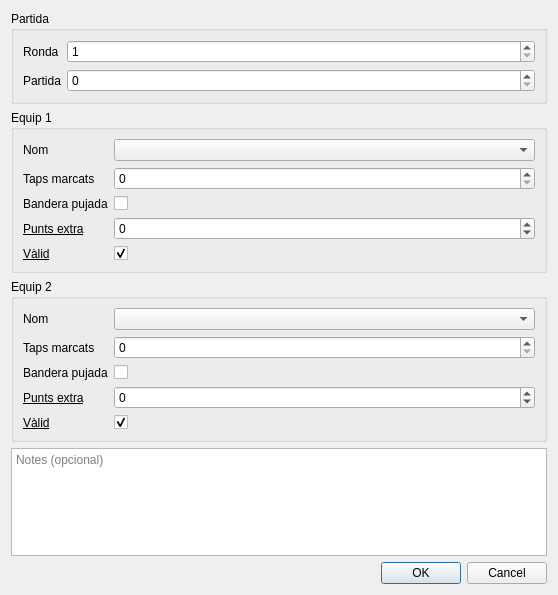
Qt form partidadialog.ui (vicgua/robocat) before a commit.
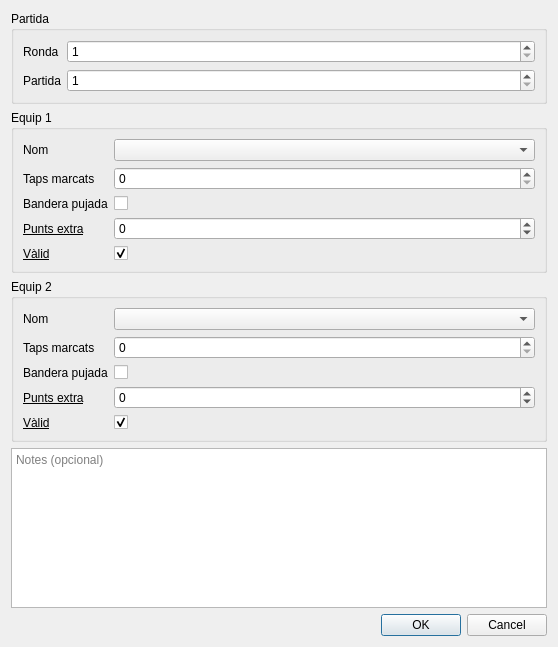
The same form after that commit.

```diff
--- a/partidadialog.ui
+++ b/partidadialog.ui
@@ -7,7 +7,7 @@
     <x>0</x>
     <y>0</y>
     <width>558</width>
-    <height>595</height>
+    <height>647</height>
    </rect>
   </property>
   <property name="windowTitle">
@@ -45,7 +45,11 @@
        </widget>
       </item>
       <item row="1" column="1">
-       <widget class="QSpinBox" name="partida"/>
+       <widget class="QSpinBox" name="partida">
+        <property name="minimum">
+         <number>1</number>
+        </property>
+       </widget>
       </item>
      </layout>
     </widget>
```
Left out of the diff: 6 changed lines with no effect on the pictures.
